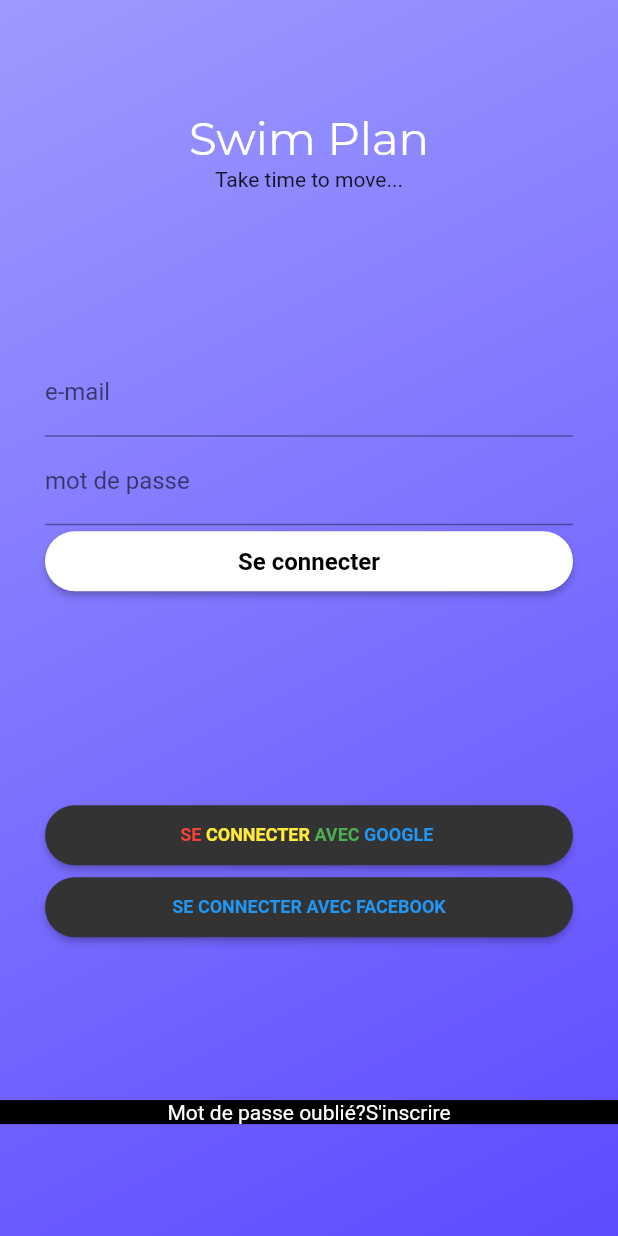
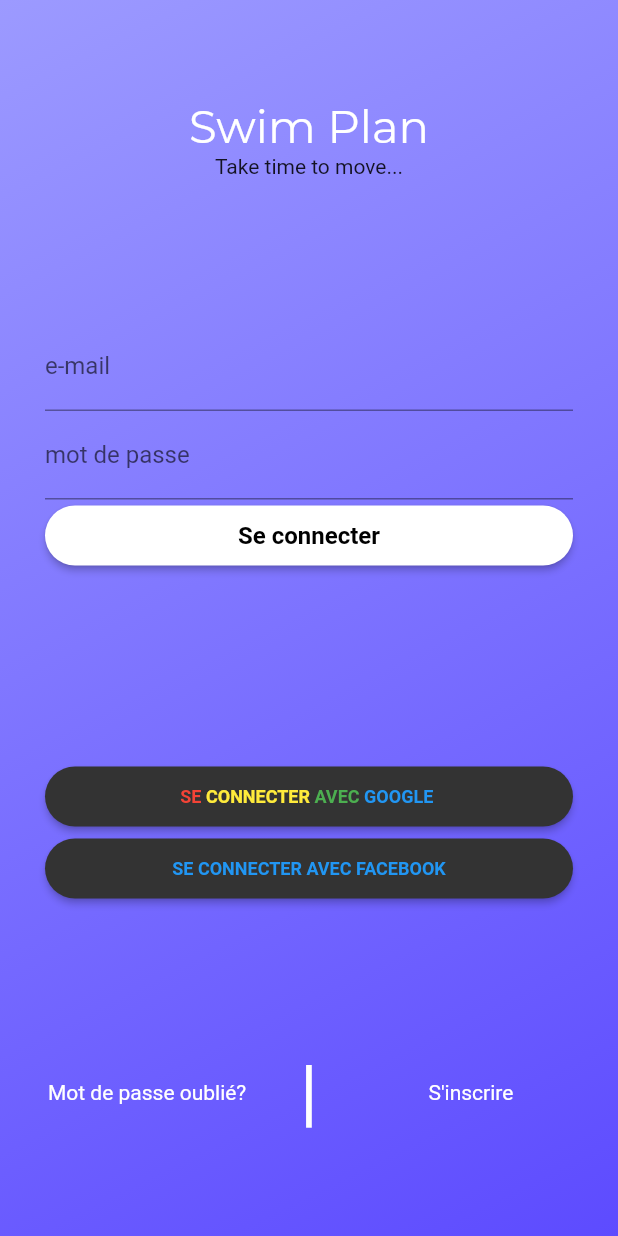
Before and after one commit to Nicoflt/swim-plan, a Flutter app: the screen it shows after launch, on a phone screen of 412 x 824 dp. Run offline on Flutter 3.47's test engine with Material 2 defaults, Android fonts, the phone set to English and light mode, and no system bars; our stand-ins replace cloud_firestore, firebase_auth, firebase_core, flutter_spinkit, google_sign_in; missing offline and left inert: cloud_firestore_web, firebase_auth_web, firebase_core_web, google_sign_in_web; accounts and stored records are empty; project files that could hold a hidden picture were left out.

Commit message:
commit sur 'master'

```diff
--- a/lib/pages/connexion/sign_in.dart
+++ b/lib/pages/connexion/sign_in.dart
@@ -261,16 +261,39 @@ class _ConnectState extends State<Connect> {
 
   Widget signUpSection() {
     return Container(
-      decoration: BoxDecoration(color: Colors.black),
       child: Row(
-        mainAxisAlignment: MainAxisAlignment.center,
         children: [
-          Text("Mot de passe oublié?", style: TextStyle(color: Colors.white)),
-          InkWell(
-            child: Text("S'inscrire", style: TextStyle(color: Colors.white)),
-            onTap: () {
-              widget.changePage();
-            },
+          Expanded(
+            flex: 10,
+            child: Container(
+              child: Text(
+                "Mot de passe oublié?",
+                textAlign: TextAlign.center,
+                style: TextStyle(
+                  color: Colors.white,
+                ),
+              ),
+            ),
+          ),
+          Expanded(
+            child: Container(
+              child: Text("|",
+                  textAlign: TextAlign.center,
+                  style: TextStyle(color: Colors.white, fontSize: 50)),
+            ),
+          ),
+          Expanded(
+            flex: 10,
+            child: Container(
+              child: InkWell(
+                child: Text("S'inscrire",
+                    textAlign: TextAlign.center,
+                    style: TextStyle(color: Colors.white)),
+                onTap: () {
+                  widget.changePage();
+                },
+              ),
+            ),
           ),
         ],
       ),
```
